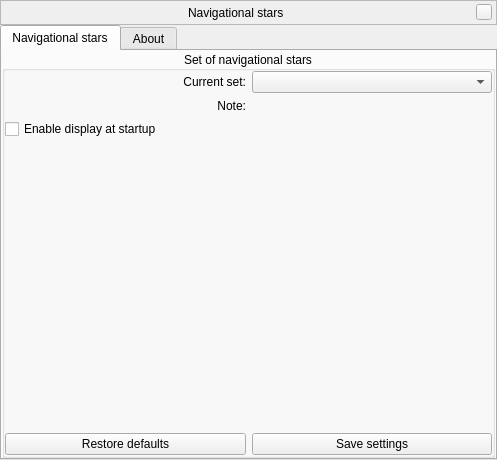
Qt form plugins/NavStars/src/gui/navStarsWindow.ui (519984307/stellarium_src) before a commit.
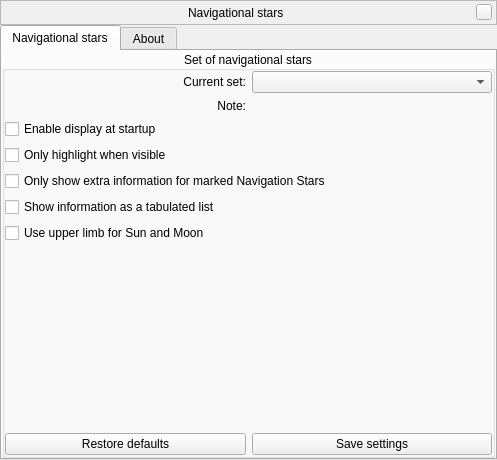
The same form after that commit. Custom widgets are drawn as their Qt base class.

The edit to the form file:
```diff
--- a/plugins/NavStars/src/gui/navStarsWindow.ui
+++ b/plugins/NavStars/src/gui/navStarsWindow.ui
@@ -239,6 +239,34 @@
            </widget>
           </item>
           <item>
+            <widget class="QCheckBox" name="highlightWhenVisible">
+              <property name="text">
+                <string>Only highlight when visible</string>
+              </property>
+            </widget>
+          </item>
+          <item>
+            <widget class="QCheckBox" name="limitInfoToNavStars">
+              <property name="text">
+                <string>Only show extra information for marked Navigation Stars</string>
+              </property>
+            </widget>
+          </item>
+           <item>
+             <widget class="QCheckBox" name="tabulatedDisplay">
+               <property name="text">
+                 <string>Show information as a tabulated list</string>
+               </property>
+             </widget>
+           </item> 
+          <item>
+            <widget class="QCheckBox" name="upperLimb">
+              <property name="text">
+                <string>Use upper limb for Sun and Moon</string>
+              </property>
+            </widget>
+           </item>
+           <item>
            <spacer name="verticalSpacer">
             <property name="orientation">
              <enum>Qt::Vertical</enum>
```
